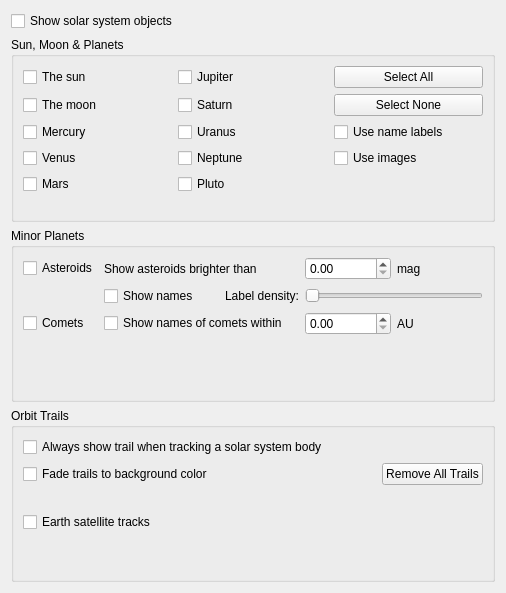
Old version of the form kstars/options/opssolarsystem.ui in the repository KDE/kstars.
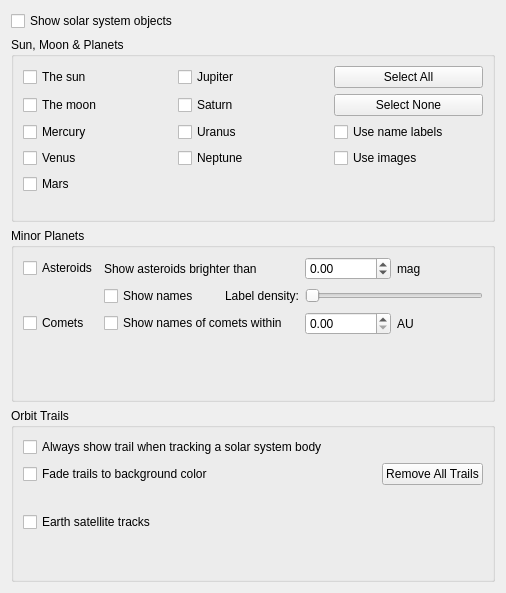
New version of the form. Custom widgets are drawn as their Qt base class.

The edit to the form file:
```diff
--- a/kstars/options/opssolarsystem.ui
+++ b/kstars/options/opssolarsystem.ui
@@ -78,19 +78,6 @@
           </property>
          </widget>
         </item>
-        <item row="4" column="1">
-         <widget class="QCheckBox" name="kcfg_ShowPluto">
-          <property name="toolTip">
-           <string>Draw Pluto?</string>
-          </property>
-          <property name="whatsThis">
-           <string>If checked, Pluto will be drawn on the map.</string>
-          </property>
-          <property name="text">
-           <string>Pluto</string>
-          </property>
-         </widget>
-        </item>
         <item row="0" column="2">
          <widget class="QPushButton" name="showAllPlanets">
           <property name="toolTip">
@@ -286,6 +273,12 @@
             <property name="whatsThis">
              <string>Set the faintest magnitude for drawing asteroids</string>
             </property>
+            <property name="minimum">
+             <double>-10.000000000000000</double>
+            </property>
+            <property name="maximum">
+             <double>50.000000000000000</double>
+            </property>
            </widget>
           </item>
           <item>
@@ -541,16 +534,6 @@
   </layout>
  </widget>
  <customwidgets>
-  <customwidget>
-   <class>QDoubleSpinBox</class>
-   <extends>QWidget</extends>
-   <header>QDoubleSpinBox</header>
-  </customwidget>
-  <customwidget>
-   <class>QPushButton</class>
-   <extends>QPushButton</extends>
-   <header>kpushbutton.h</header>
-  </customwidget>
   <customwidget>
    <class>MagnitudeSpinBox</class>
    <extends>QDoubleSpinBox</extends>
```
Left out of the diff: 1 changed line with no effect on the pictures.
